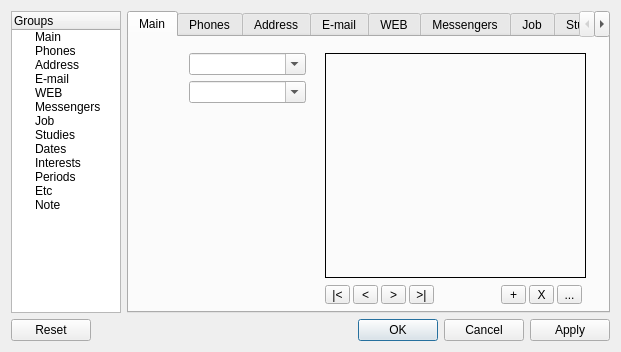
This is Forms/CPersonEdit.ui in skynowa/xxxdb as Qt 5 draws it before an edit. The edited form follows.
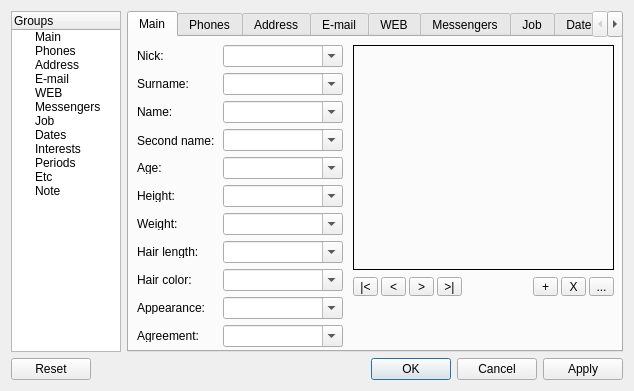
This is the edited form.

```diff
--- a/Forms/CPersonEdit.ui
+++ b/Forms/CPersonEdit.ui
@@ -6,8 +6,8 @@
    <rect>
     <x>0</x>
     <y>0</y>
-    <width>621</width>
-    <height>352</height>
+    <width>634</width>
+    <height>391</height>
    </rect>
   </property>
   <property name="windowTitle">
@@ -75,11 +75,6 @@
        <string>Job</string>
       </property>
      </item>
-     <item>
-      <property name="text">
-       <string>Studies</string>
-      </property>
-     </item>
      <item>
       <property name="text">
        <string>Dates</string>
@@ -119,9 +114,9 @@
       <widget class="QComboBox" name="cboName">
        <property name="geometry">
         <rect>
-         <x>60</x>
-         <y>16</y>
-         <width>117</width>
+         <x>94</x>
+         <y>8</y>
+         <width>120</width>
          <height>22</height>
         </rect>
        </property>
@@ -135,9 +130,9 @@
       <widget class="QComboBox" name="cboAge">
        <property name="geometry">
         <rect>
-         <x>60</x>
-         <y>44</y>
-         <width>117</width>
+         <x>94</x>
+         <y>36</y>
+         <width>120</width>
          <height>22</height>
         </rect>
        </property>
@@ -148,8 +143,8 @@
       <widget class="QLabel" name="lblPhoto">
        <property name="geometry">
         <rect>
-         <x>196</x>
-         <y>16</y>
+         <x>224</x>
+         <y>8</y>
          <width>261</width>
          <height>225</height>
         </rect>
@@ -176,8 +171,8 @@
       <widget class="QToolButton" name="tbtnPhotoChange">
        <property name="geometry">
         <rect>
-         <x>372</x>
-         <y>248</y>
+         <x>404</x>
+         <y>240</y>
          <width>25</width>
          <height>19</height>
         </rect>
@@ -189,8 +184,8 @@
       <widget class="QToolButton" name="tbtnPhotoDelete">
        <property name="geometry">
         <rect>
-         <x>400</x>
-         <y>248</y>
+         <x>432</x>
+         <y>240</y>
          <width>25</width>
          <height>19</height>
         </rect>
@@ -202,8 +197,8 @@
       <widget class="QToolButton" name="toolButton">
        <property name="geometry">
         <rect>
-         <x>196</x>
-         <y>248</y>
+         <x>224</x>
+         <y>240</y>
          <width>25</width>
          <height>19</height>
         </rect>
@@ -215,8 +210,8 @@
       <widget class="QToolButton" name="toolButton_2">
        <property name="geometry">
         <rect>
-         <x>224</x>
-         <y>248</y>
+         <x>252</x>
+         <y>240</y>
          <width>25</width>
          <height>19</height>
         </rect>
@@ -228,8 +223,8 @@
       <widget class="QToolButton" name="toolButton_3">
        <property name="geometry">
         <rect>
-         <x>252</x>
-         <y>248</y>
+         <x>280</x>
+         <y>240</y>
          <width>25</width>
          <height>19</height>
         </rect>
@@ -241,8 +236,8 @@
       <widget class="QToolButton" name="toolButton_4">
        <property name="geometry">
         <rect>
-         <x>280</x>
-         <y>248</y>
+         <x>308</x>
+         <y>240</y>
          <width>25</width>
          <height>19</height>
         </rect>
@@ -254,8 +249,8 @@
       <widget class="QToolButton" name="tbtnPhotoSaveAs">
        <property name="geometry">
         <rect>
-         <x>428</x>
-         <y>248</y>
+         <x>460</x>
+         <y>240</y>
          <width>25</width>
          <height>19</height>
         </rect>
@@ -264,6 +259,278 @@
         <string>...</string>
        </property>
       </widget>
+      <widget class="QComboBox" name="cboAge_2">
+       <property name="geometry">
+        <rect>
+         <x>94</x>
+         <y>92</y>
+         <width>120</width>
+         <height>22</height>
+        </rect>
+       </property>
+       <property name="editable">
+        <bool>true</bool>
+       </property>
+      </widget>
+      <widget class="QComboBox" name="cboName_2">
+       <property name="geometry">
+        <rect>
+         <x>94</x>
+         <y>64</y>
+         <width>120</width>
+         <height>22</height>
+        </rect>
+       </property>
+       <property name="editable">
+        <bool>true</bool>
+       </property>
+       <property name="sizeAdjustPolicy">
+        <enum>QComboBox::AdjustToContentsOnFirstShow</enum>
+       </property>
+      </widget>
+      <widget class="QComboBox" name="cboAge_3">
+       <property name="geometry">
+        <rect>
+         <x>94</x>
+         <y>148</y>
+         <width>120</width>
+         <height>22</height>
+        </rect>
+       </property>
+       <property name="editable">
+        <bool>true</bool>
+       </property>
+      </widget>
+      <widget class="QComboBox" name="cboName_3">
+       <property name="geometry">
+        <rect>
+         <x>94</x>
+         <y>120</y>
+         <width>120</width>
+         <height>22</height>
+        </rect>
+       </property>
+       <property name="editable">
+        <bool>true</bool>
+       </property>
+       <property name="sizeAdjustPolicy">
+        <enum>QComboBox::AdjustToContentsOnFirstShow</enum>
+       </property>
+      </widget>
+      <widget class="QComboBox" name="cboAge_4">
+       <property name="geometry">
+        <rect>
+         <x>94</x>
+         <y>204</y>
+         <width>120</width>
+         <height>22</height>
+        </rect>
+       </property>
+       <property name="editable">
+        <bool>true</bool>
+       </property>
+      </widget>
+      <widget class="QComboBox" name="cboName_4">
+       <property name="geometry">
+        <rect>
+         <x>94</x>
+         <y>176</y>
+         <width>120</width>
+         <height>22</height>
+        </rect>
+       </property>
+       <property name="editable">
+        <bool>true</bool>
+       </property>
+       <property name="sizeAdjustPolicy">
+        <enum>QComboBox::AdjustToContentsOnFirstShow</enum>
+       </property>
+      </widget>
+      <widget class="QComboBox" name="cboAge_5">
+       <property name="geometry">
+        <rect>
+         <x>94</x>
+         <y>260</y>
+         <width>120</width>
+         <height>22</height>
+        </rect>
+       </property>
+       <property name="editable">
+        <bool>true</bool>
+       </property>
+      </widget>
+      <widget class="QComboBox" name="cboName_5">
+       <property name="geometry">
+        <rect>
+         <x>94</x>
+         <y>232</y>
+         <width>120</width>
+         <height>22</height>
+        </rect>
+       </property>
+       <property name="editable">
+        <bool>true</bool>
+       </property>
+       <property name="sizeAdjustPolicy">
+        <enum>QComboBox::AdjustToContentsOnFirstShow</enum>
+       </property>
+      </widget>
+      <widget class="QComboBox" name="cboAge_6">
+       <property name="geometry">
+        <rect>
+         <x>94</x>
+         <y>288</y>
+         <width>120</width>
+         <height>22</height>
+        </rect>
+       </property>
+       <property name="editable">
+        <bool>true</bool>
+       </property>
+      </widget>
+      <widget class="QLabel" name="label">
+       <property name="geometry">
+        <rect>
+         <x>8</x>
+         <y>12</y>
+         <width>80</width>
+         <height>13</height>
+        </rect>
+       </property>
+       <property name="text">
+        <string>Nick:</string>
+       </property>
+      </widget>
+      <widget class="QLabel" name="label_2">
+       <property name="geometry">
+        <rect>
+         <x>8</x>
+         <y>40</y>
+         <width>80</width>
+         <height>13</height>
+        </rect>
+       </property>
+       <property name="text">
+        <string>Surname:</string>
+       </property>
+      </widget>
+      <widget class="QLabel" name="label_3">
+       <property name="geometry">
+        <rect>
+         <x>8</x>
+         <y>68</y>
+         <width>80</width>
+         <height>13</height>
+        </rect>
+       </property>
+       <property name="text">
+        <string>Name:</string>
+       </property>
+      </widget>
+      <widget class="QLabel" name="label_4">
+       <property name="geometry">
+        <rect>
+         <x>8</x>
+         <y>96</y>
+         <width>80</width>
+         <height>16</height>
+        </rect>
+       </property>
+       <property name="text">
+        <string>Second name:</string>
+       </property>
+      </widget>
+      <widget class="QLabel" name="label_5">
+       <property name="geometry">
+        <rect>
+         <x>8</x>
+         <y>124</y>
+         <width>80</width>
+         <height>13</height>
+        </rect>
+       </property>
+       <property name="text">
+        <string>Age:</string>
+       </property>
+      </widget>
+      <widget class="QLabel" name="label_6">
+       <property name="geometry">
+        <rect>
+         <x>8</x>
+         <y>152</y>
+         <width>80</width>
+         <height>13</height>
+        </rect>
+       </property>
+       <property name="text">
+        <string>Height:</string>
+       </property>
+      </widget>
+      <widget class="QLabel" name="label_7">
+       <property name="geometry">
+        <rect>
+         <x>8</x>
+         <y>180</y>
+         <width>80</width>
+         <height>13</height>
+        </rect>
+       </property>
+       <property name="text">
+        <string>Weight:</string>
+       </property>
+      </widget>
+      <widget class="QLabel" name="label_8">
+       <property name="geometry">
+        <rect>
+         <x>8</x>
+         <y>208</y>
+         <width>80</width>
+         <height>13</height>
+        </rect>
+       </property>
+       <property name="text">
+        <string>Hair length:</string>
+       </property>
+      </widget>
+      <widget class="QLabel" name="label_9">
+       <property name="geometry">
+        <rect>
+         <x>8</x>
+         <y>236</y>
+         <width>80</width>
+         <height>13</height>
+        </rect>
+       </property>
+       <property name="text">
+        <string>Hair color:</string>
+       </property>
+      </widget>
+      <widget class="QLabel" name="label_10">
+       <property name="geometry">
+        <rect>
+         <x>8</x>
+         <y>264</y>
+         <width>80</width>
+         <height>13</height>
+        </rect>
+       </property>
+       <property name="text">
+        <string>Appearance:</string>
+       </property>
+      </widget>
+      <widget class="QLabel" name="label_11">
+       <property name="geometry">
+        <rect>
+         <x>8</x>
+         <y>292</y>
+         <width>80</width>
+         <height>13</height>
+        </rect>
+       </property>
+       <property name="text">
+        <string>Agreement:</string>
+       </property>
+      </widget>
      </widget>
      <widget class="QWidget" name="tab_2">
       <attribute name="title">
@@ -294,11 +561,116 @@
       <attribute name="title">
        <string>Job</string>
       </attribute>
-     </widget>
-     <widget class="QWidget" name="tab_8">
-      <attribute name="title">
-       <string>Studies</string>
-      </attribute>
+      <widget class="QLabel" name="label_27">
+       <property name="geometry">
+        <rect>
+         <x>8</x>
+         <y>68</y>
+         <width>80</width>
+         <height>13</height>
+        </rect>
+       </property>
+       <property name="text">
+        <string>Salary:</string>
+       </property>
+      </widget>
+      <widget class="QLabel" name="label_28">
+       <property name="geometry">
+        <rect>
+         <x>8</x>
+         <y>40</y>
+         <width>80</width>
+         <height>13</height>
+        </rect>
+       </property>
+       <property name="text">
+        <string>Address:</string>
+       </property>
+      </widget>
+      <widget class="QComboBox" name="cboName_14">
+       <property name="geometry">
+        <rect>
+         <x>94</x>
+         <y>64</y>
+         <width>120</width>
+         <height>22</height>
+        </rect>
+       </property>
+       <property name="editable">
+        <bool>true</bool>
+       </property>
+       <property name="sizeAdjustPolicy">
+        <enum>QComboBox::AdjustToContentsOnFirstShow</enum>
+       </property>
+      </widget>
+      <widget class="QLabel" name="label_29">
+       <property name="geometry">
+        <rect>
+         <x>8</x>
+         <y>12</y>
+         <width>80</width>
+         <height>13</height>
+        </rect>
+       </property>
+       <property name="text">
+        <string>Profession:</string>
+       </property>
+      </widget>
+      <widget class="QComboBox" name="cboAge_13">
+       <property name="geometry">
+        <rect>
+         <x>94</x>
+         <y>92</y>
+         <width>120</width>
+         <height>22</height>
+        </rect>
+       </property>
+       <property name="editable">
+        <bool>true</bool>
+       </property>
+      </widget>
+      <widget class="QComboBox" name="cboName_15">
+       <property name="geometry">
+        <rect>
+         <x>94</x>
+         <y>8</y>
+         <width>120</width>
+         <height>22</height>
+        </rect>
+       </property>
+       <property name="editable">
+        <bool>true</bool>
+       </property>
+       <property name="sizeAdjustPolicy">
+        <enum>QComboBox::AdjustToContentsOnFirstShow</enum>
+       </property>
+      </widget>
+      <widget class="QLabel" name="label_30">
+       <property name="geometry">
+        <rect>
+         <x>8</x>
+         <y>96</y>
+         <width>80</width>
+         <height>16</height>
+        </rect>
+       </property>
+       <property name="text">
+        <string>Company :</string>
+       </property>
+      </widget>
+      <widget class="QComboBox" name="cboAge_14">
+       <property name="geometry">
+        <rect>
+         <x>94</x>
+         <y>36</y>
+         <width>120</width>
+         <height>22</height>
+        </rect>
+       </property>
+       <property name="editable">
+        <bool>true</bool>
+       </property>
+      </widget>
      </widget>
      <widget class="QWidget" name="tab_9">
       <attribute name="title">
```
Left out of the diff: 852 changed lines with no effect on the pictures.
